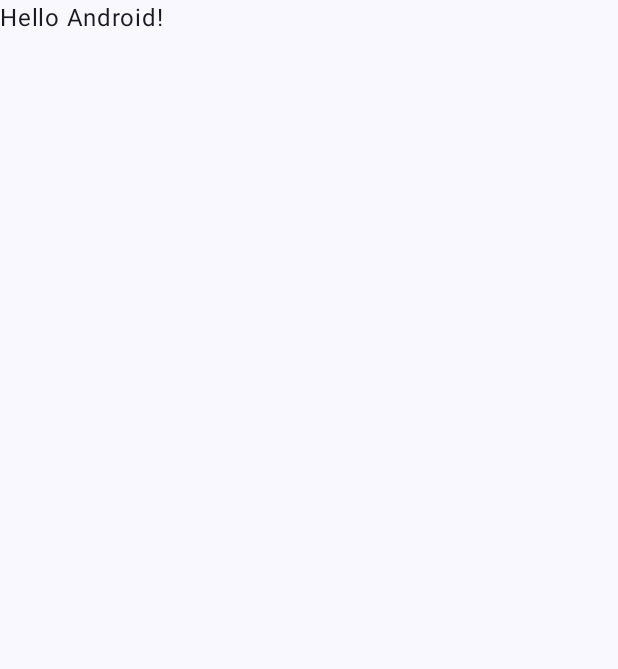
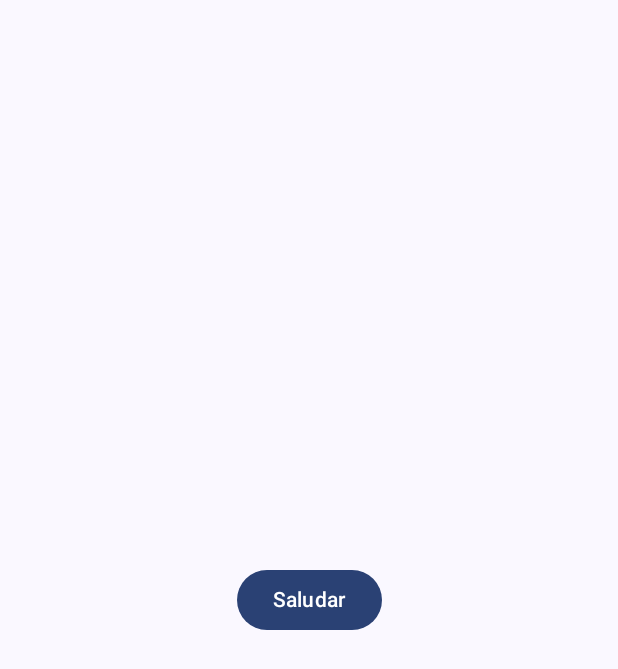
Before and after one commit to IES-Rafael-Alberti/2dam-u2-pr-ctica-1-ra1-ra2-saludo-y-contadores-JoseManuelLuque, an Android app built with Jetpack Compose: the screen it shows after launch (MainActivity), on a phone screen of 412 x 824 dp. Before the commit the part shown is almost empty. Shown: the top 669 px of the screen. Run offline under Robolectric (Android 15) with nearby library versions, the phone set to English and light mode, and no system bars.

Commit message:
Clase 10/11

```diff
--- a/app/build.gradle.kts
+++ b/app/build.gradle.kts
@@ -5,7 +5,7 @@ plugins {
 
 android {
     namespace = "com.jluqgon214.saludoycontenedores"
-    compileSdk = 33
+    compileSdk = 34
 
     defaultConfig {
         applicationId = "com.jluqgon214.saludoycontenedores"
--- a/app/src/main/java/com/jluqgon214/saludoycontenedores/MainActivity.kt
+++ b/app/src/main/java/com/jluqgon214/saludoycontenedores/MainActivity.kt
@@ -3,13 +3,24 @@ package com.jluqgon214.saludoycontenedores
 import android.os.Bundle
 import androidx.activity.ComponentActivity
 import androidx.activity.compose.setContent
+import androidx.compose.foundation.layout.Arrangement
+import androidx.compose.foundation.layout.Column
+import androidx.compose.foundation.layout.Row
 import androidx.compose.foundation.layout.fillMaxSize
+import androidx.compose.material3.Button
 import androidx.compose.material3.MaterialTheme
 import androidx.compose.material3.Surface
 import androidx.compose.material3.Text
+import androidx.compose.material3.TextField
 import androidx.compose.runtime.Composable
+import androidx.compose.runtime.getValue
+import androidx.compose.runtime.mutableStateOf
+import androidx.compose.runtime.saveable.rememberSaveable
+import androidx.compose.runtime.setValue
+import androidx.compose.ui.Alignment
 import androidx.compose.ui.Modifier
 import androidx.compose.ui.tooling.preview.Preview
+import androidx.compose.ui.window.Dialog
 import com.jluqgon214.saludoycontenedores.ui.theme.SaludoYContenedoresTheme
 
 class MainActivity : ComponentActivity() {
@@ -22,25 +33,50 @@ class MainActivity : ComponentActivity() {
                     modifier = Modifier.fillMaxSize(),
                     color = MaterialTheme.colorScheme.background
                 ) {
-                    Greeting("Android")
+                    Saludar()
                 }
             }
         }
     }
 }
 
+@Preview(showBackground = true)
 @Composable
-fun Greeting(name: String, modifier: Modifier = Modifier) {
-    Text(
-        text = "Hello $name!",
-        modifier = modifier
-    )
+fun Saludar() {
+    var show by rememberSaveable { mutableStateOf(false) }
+
+    Column(
+        Modifier.fillMaxSize(),
+        verticalArrangement = Arrangement.Center,
+        horizontalAlignment = Alignment.CenterHorizontally
+    ) {
+        if (show) {
+            ShowDialog()
+        }
+
+        Button(onClick = { show = true }) {
+            Text(text = "Saludar")
+        }
+        Text(text = "")
+    }
 }
 
-@Preview(showBackground = true)
+
 @Composable
-fun GreetingPreview() {
-    SaludoYContenedoresTheme {
-        Greeting("Android")
+fun ShowDialog() {
+    var name by rememberSaveable { mutableStateOf("") }
+
+    Row(
+        Modifier.fillMaxSize(),
+        verticalAlignment = Alignment.Top,
+        horizontalArrangement = Arrangement.End
+    ) {
+        Dialog(
+            onDismissRequest = { /*TODO*/ }
+        ) {
+            TextField(value = name, onValueChange = {newName:String -> name = newName}, label = ("Hola")) {
+
+            }
+        }
     }
 }
```
